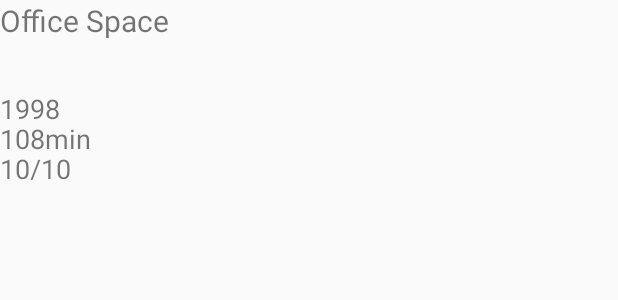
After one commit to carusooo/popular-movies, an Android app: the layout activity_detail.xml on its own in the app's theme, with its tools: preview values and no code run, on a phone screen of 412 x 824 dp. The commit adds this screen. Shown: the top 300 px of the screen. Run offline under Robolectric (Android 15) with nearby library versions, the phone set to English and light mode, and no system bars.

Commit message:
Added first attempt at DetailActivity

```diff
--- /dev/null
+++ b/app/src/main/res/layout/activity_detail.xml
@@ -0,0 +1,61 @@
+<?xml version="1.0" encoding="utf-8"?>
+<android.support.v7.widget.LinearLayoutCompat xmlns:android="http://schemas.android.com/apk/res/android"
+    xmlns:app="http://schemas.android.com/apk/res-auto"
+    xmlns:tools="http://schemas.android.com/tools"
+    android:layout_width="match_parent"
+    android:layout_height="match_parent"
+    android:orientation="vertical"
+    tools:context=".DetailActivity">
+
+    <TextView
+        android:id="@+id/detail_title"
+        tools:text="Office Space"
+        android:layout_width="match_parent"
+        android:layout_height="60dp"
+        android:textSize="20dp"
+        />
+    <LinearLayout
+        android:layout_width="wrap_content"
+        android:layout_height="wrap_content"
+        android:orientation="horizontal">
+        <ImageView
+            android:id="@+id/poster_imageview"
+            android:layout_width="0dp"
+            android:layout_height="wrap_content"
+            android:layout_weight=".5"/>
+        <LinearLayout
+            android:layout_width="0dp"
+            android:layout_height="wrap_content"
+            android:layout_weight=".5"
+            android:orientation="vertical">
+            <TextView
+                android:id="@+id/year_textview"
+                tools:text="1998"
+                android:layout_width="match_parent"
+                android:layout_height="20dp"
+                android:textSize="18dp"
+                />
+            <TextView
+                android:id="@+id/runtime_textview"
+                tools:text="108min"
+                android:layout_width="match_parent"
+                android:layout_height="20dp"
+                android:textSize="18dp"
+                />
+            <TextView
+                android:id="@+id/rating_textview"
+                tools:text="10/10"
+                android:layout_width="match_parent"
+                android:layout_height="20dp"
+                android:textSize="18dp"
+                />
+        </LinearLayout>
+    </LinearLayout>
+    <TextView
+        android:id="@+id/description_textview"
+        tools:text="@tools:sample/lorem/random"
+        android:layout_width="match_parent"
+        android:layout_height="wrap_content"
+        />
+
+</android.support.v7.widget.LinearLayoutCompat>
```
Also changed, not shown: app/src/main/AndroidManifest.xml (+10 -8 lines), app/src/main/java/com/example/macarus0/popularmovies/DetailActivity.java (added, +16 -0 lines), app/src/main/java/com/example/macarus0/popularmovies/MainActivity.java (+13 -47 lines), app/src/main/java/com/example/macarus0/popularmovies/MovieAdapter.java (added, +76 -0 lines), app/src/main/java/com/example/macarus0/popularmovies/data/MovieContract.java (+10 -2 lines), app/src/main/java/com/example/macarus0/popularmovies/data/MovieProvider.java (+9 -8 lines), app/src/main/java/com/example/macarus0/popularmovies/sync/PopularMoviesSyncUtils.java (+6 -1 lines).
